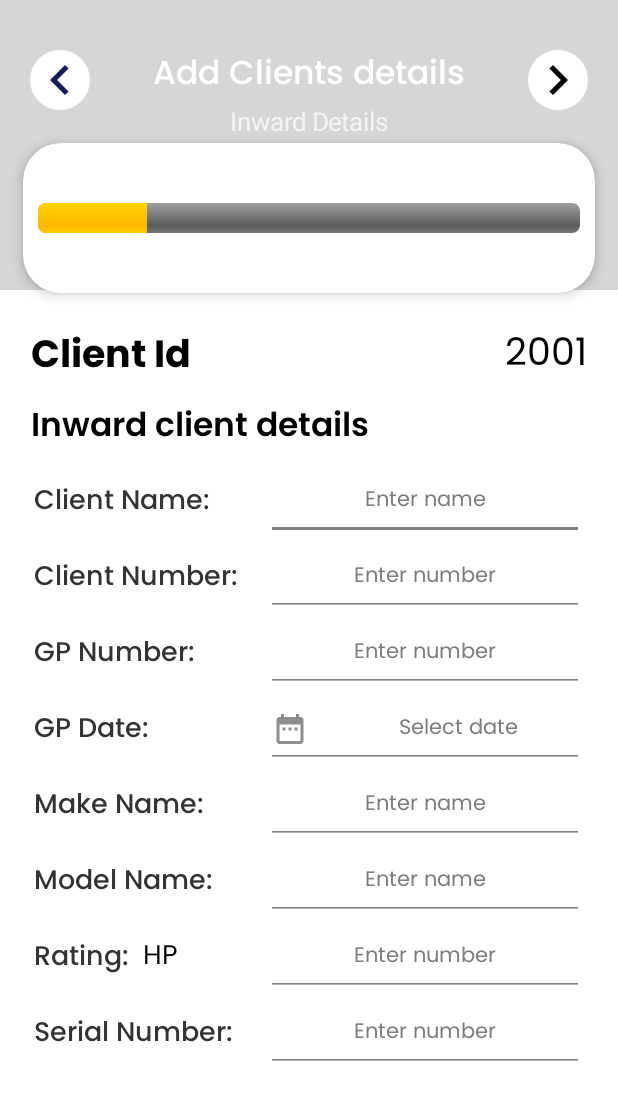
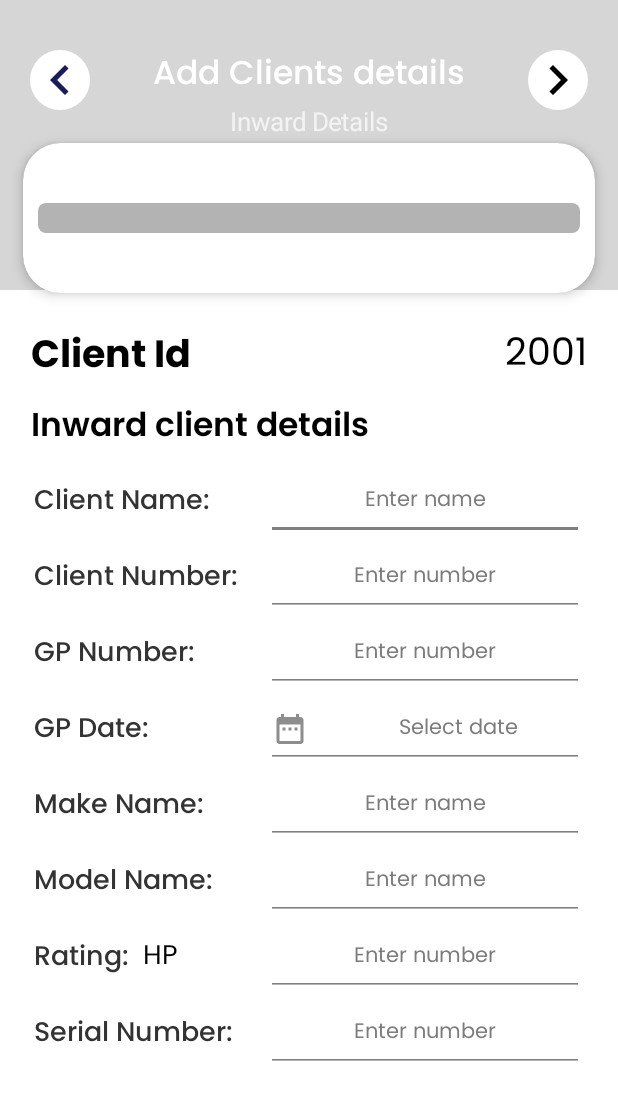
Before and after one commit to bhoraniaarshadali/Hi-Tech-Controls, an Android app: the AddDetailsActivity screen opened directly, with no data from a screen before it, on a phone screen of 412 x 824 dp. Shown: the top 1100 px of the screen. Run offline under Robolectric (Android 15) with nearby library versions, the phone set to English and light mode, and no system bars; libraries missing offline, so code that uses them is left out: cn.pedant.

Commit message:
AddDetailsActivity | progressbar- on working

```diff
--- a/app/src/main/java/com/example/hi_tech_controls/AddDetailsActivity.java
+++ b/app/src/main/java/com/example/hi_tech_controls/AddDetailsActivity.java
@@ -1,5 +1,7 @@
 package com.example.hi_tech_controls;
 
+import android.content.Context;
+import android.content.SharedPreferences;
 import android.graphics.Color;
 import android.os.Bundle;
 import android.view.View;
@@ -43,6 +45,10 @@ public class AddDetailsActivity extends AppCompatActivity {
     // ProgressBar
     private ProgressBar progressBar;
 
+    private static final String PROGRESS_KEY = "progress_key";
+    // SharedPreferences
+    private SharedPreferences sharedPreferences;
+
     @Override
     protected void onCreate(Bundle savedInstanceState) {
         super.onCreate(savedInstanceState);
@@ -85,6 +91,13 @@ public class AddDetailsActivity extends AppCompatActivity {
 
         // Find ProgressBar
         progressBar = findViewById(R.id.progressBar);
+
+        // Initialize SharedPreferences
+        sharedPreferences = getSharedPreferences("MyPrefs", Context.MODE_PRIVATE);
+
+        // Load the progress from SharedPreferences
+        int savedProgress = sharedPreferences.getInt(PROGRESS_KEY, 0);
+        updateProgressBar(savedProgress); // Set the progress bar to the saved value
     }
 
     // Fragment Method
@@ -150,9 +163,14 @@ public class AddDetailsActivity extends AppCompatActivity {
         textSwitcher.setText(switcherValues[currentFragmentIndex]);
     }
 
-    // Method to update the ProgressBar
+    // Method to update the ProgressBar and save the progress value in SharedPreferences
     private void updateProgressBar(int progress) {
         progressBar.setProgress(progress);
+
+        // Save the progress value in SharedPreferences
+        SharedPreferences.Editor editor = sharedPreferences.edit();
+        editor.putInt(PROGRESS_KEY, progress);
+        editor.apply();
     }
 
     public void successMessage() {
@@ -163,5 +181,4 @@ public class AddDetailsActivity extends AppCompatActivity {
         dialog.setConfirmButtonBackgroundColor(Color.parseColor("#181C5C"));
         dialog.setConfirmText("Okay");
     }
-
 }
--- a/app/src/main/java/com/example/hi_tech_controls/fragments/fill_one_fragment.java
+++ b/app/src/main/java/com/example/hi_tech_controls/fragments/fill_one_fragment.java
@@ -54,8 +54,6 @@ public class fill_one_fragment extends Fragment implements DatePickerDialog.OnDa
         enterModelName.setText(sharedPref.getString("model_name", ""));
         enterHPrate.setText(sharedPref.getString("hp_rate", ""));
         enterSerialNumber.setText(sharedPref.getString("serial_number", ""));
-
-
     }
 
     @Override
--- a/app/src/main/java/com/example/hi_tech_controls/progressbar/main_progress.java
+++ /dev/null
@@ -1,4 +0,0 @@
-package com.example.hi_tech_controls.progressbar;
-
-public class main_progress {
-}
--- a/app/src/main/java/com/example/hi_tech_controls/progressbar/status_progress.java
+++ /dev/null
@@ -1,4 +0,0 @@
-package com.example.hi_tech_controls.progressbar;
-
-public class status_progress {
-}
--- a/app/src/main/res/layout/activity_add_details.xml
+++ b/app/src/main/res/layout/activity_add_details.xml
@@ -99,6 +99,8 @@
             android:layout_height="wrap_content"
             android:layout_gravity="center"
             android:layout_margin="10sp"
+            android:progressBackgroundTint="@color/progressBackground"
+            android:progressTint="@color/progressTint"
             android:max="100"
             android:progress="20" />
 
--- a/app/src/main/res/layout/activity_main.xml
+++ b/app/src/main/res/layout/activity_main.xml
@@ -268,8 +268,8 @@
                             android:layout_gravity="center"
                             android:max="100"
                             android:progress="60"
-                            android:progressBackgroundTint="#B3B3B3"
-                            android:progressTint="#25B800"
+                            android:progressBackgroundTint="@color/progressBackground"
+                            android:progressTint="@color/progressTint"
                             tools:ignore="SmallSp" />
 
                     </LinearLayout>
--- a/app/src/main/res/values/colors.xml
+++ b/app/src/main/res/values/colors.xml
@@ -13,8 +13,8 @@
     <color name="grey">#808080</color>
 
 
-    <color name="radium">#25B800</color>
-    <color name="lightradium">#B3B3B3</color>
+    <color name="progressTint">#25B800</color>
+    <color name="progressBackground">#B3B3B3</color>
 
 
     <color name="colorPrimary">#6200EE</color>
```
Also changed, not shown: app/src/main/java/com/example/hi_tech_controls/MainActivity.java (+6 -9 lines).
